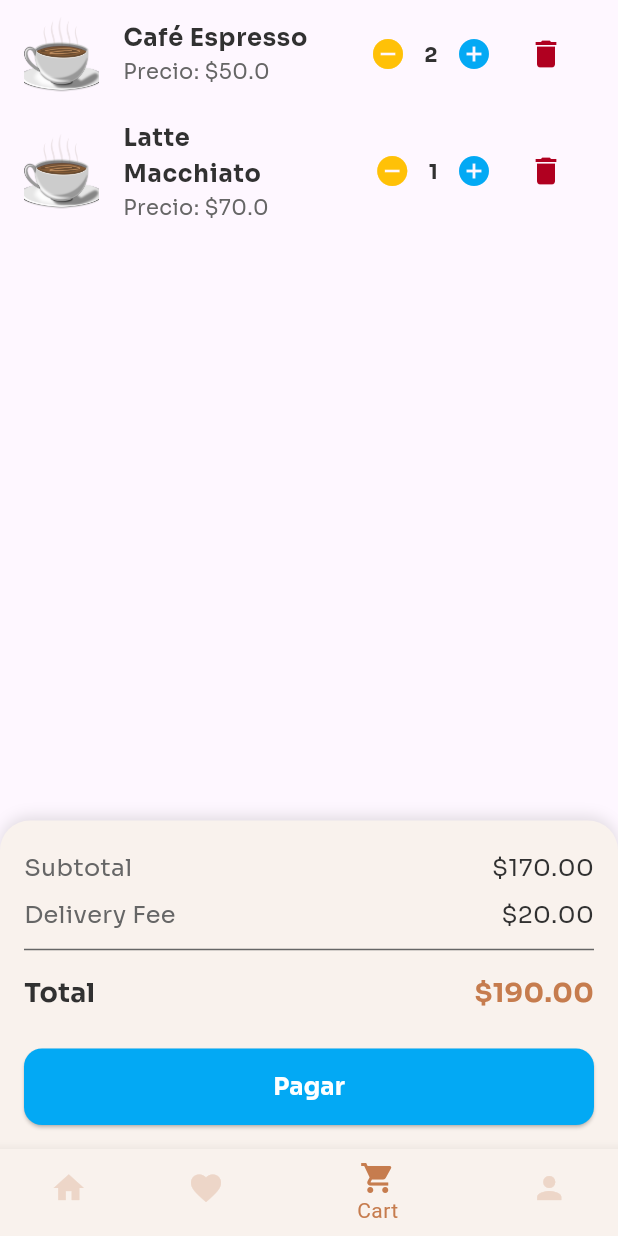
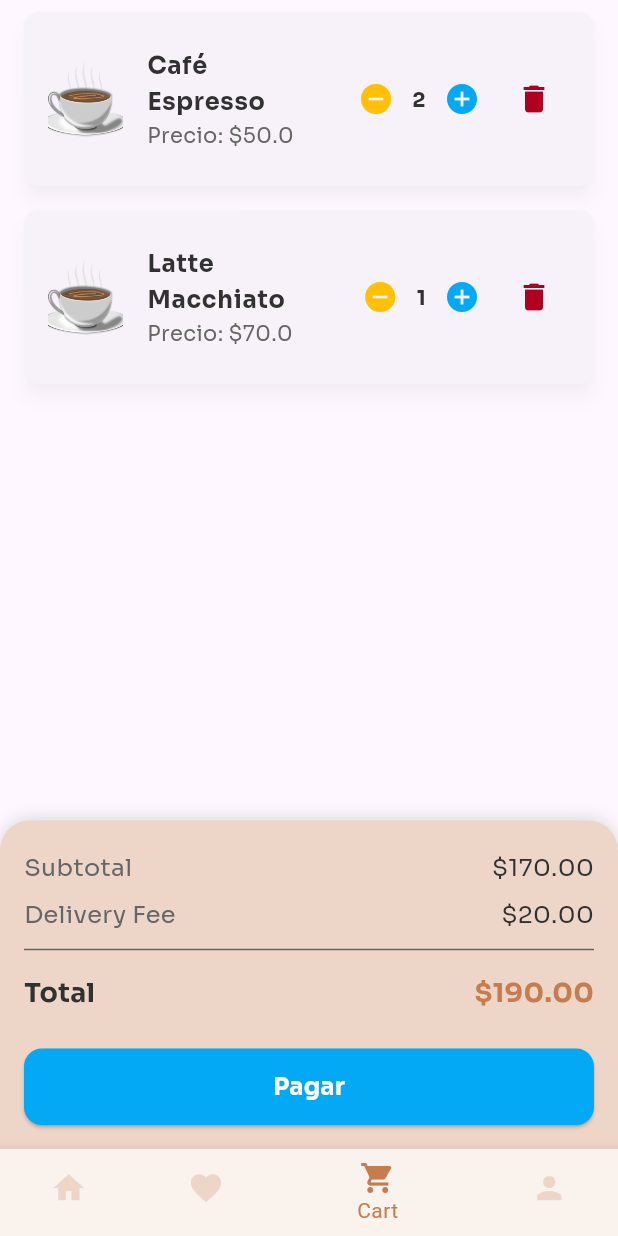
Before and after one commit to BrayanReynoso/BrewStation-UI, a Flutter app: the screen it shows after launch, item 3 of the bottom bar chosen, on a phone screen of 412 x 824 dp. Run offline on Flutter 3.47's test engine with Material 3 defaults, Android fonts, the phone set to English and light mode, and no system bars; our stand-ins replace flutter_svg, loading_animation_widget; network calls fail.

Commit message:
[Update]

```diff
--- a/brew_station_ui/lib/widgets/cart/cart_item.dart
+++ b/brew_station_ui/lib/widgets/cart/cart_item.dart
@@ -15,7 +15,15 @@ class CartItemWidget extends StatelessWidget {
 
   @override
   Widget build(BuildContext context) {
-    return ListTile(
+    return Card(
+      elevation: 5, // Sombra
+      shadowColor: AppColors.textSecondary.withOpacity(0.1), // Color de la sombra
+      margin: const EdgeInsets.symmetric(vertical: 8, horizontal: 16),
+      shape: RoundedRectangleBorder(
+        borderRadius: BorderRadius.circular(10), // Bordes redondeados
+      ),
+      child: ListTile(
+        contentPadding: const EdgeInsets.all(16),
         leading: Image.asset(
           item['image'],
           width: 50,
@@ -74,6 +82,7 @@ class CartItemWidget extends StatelessWidget {
             ),
           ],
         ),
+      ),
     );
   }
 }
--- a/brew_station_ui/lib/widgets/cart/cart_summary.dart
+++ b/brew_station_ui/lib/widgets/cart/cart_summary.dart
@@ -20,7 +20,7 @@ class CartSummaryWidget extends StatelessWidget {
     return Container(
       padding: const EdgeInsets.all(16),
       decoration: BoxDecoration(
-        color: AppColors.backgroundSoft,
+        color: AppColors.backgroundLight,
         borderRadius: const BorderRadius.vertical(top: Radius.circular(20)),
         boxShadow: [
           BoxShadow(
@@ -39,9 +39,9 @@ class CartSummaryWidget extends StatelessWidget {
             child: Row(
               mainAxisAlignment: MainAxisAlignment.spaceBetween,
               children: [
-                Text(
+                const Text(
                   "Subtotal",
-                  style: const TextStyle(
+                  style: TextStyle(
                     fontFamily: "Sora",
                     fontSize: 16,
                     color: AppColors.textSecondary,
@@ -63,9 +63,9 @@ class CartSummaryWidget extends StatelessWidget {
             child: Row(
               mainAxisAlignment: MainAxisAlignment.spaceBetween,
               children: [
-                Text(
+                const Text(
                   "Delivery Fee",
-                  style: const TextStyle(
+                  style: TextStyle(
                     fontFamily: "Sora",
                     fontSize: 16,
                     color: AppColors.textSecondary,
@@ -88,9 +88,9 @@ class CartSummaryWidget extends StatelessWidget {
             child: Row(
               mainAxisAlignment: MainAxisAlignment.spaceBetween,
               children: [
-                Text(
+                const Text(
                   "Total",
-                  style: const TextStyle(
+                  style: TextStyle(
                     fontFamily: "Sora",
                     fontSize: 18,
                     fontWeight: FontWeight.bold,
```
Lines whose indentation alone changed are shown as unchanged.
